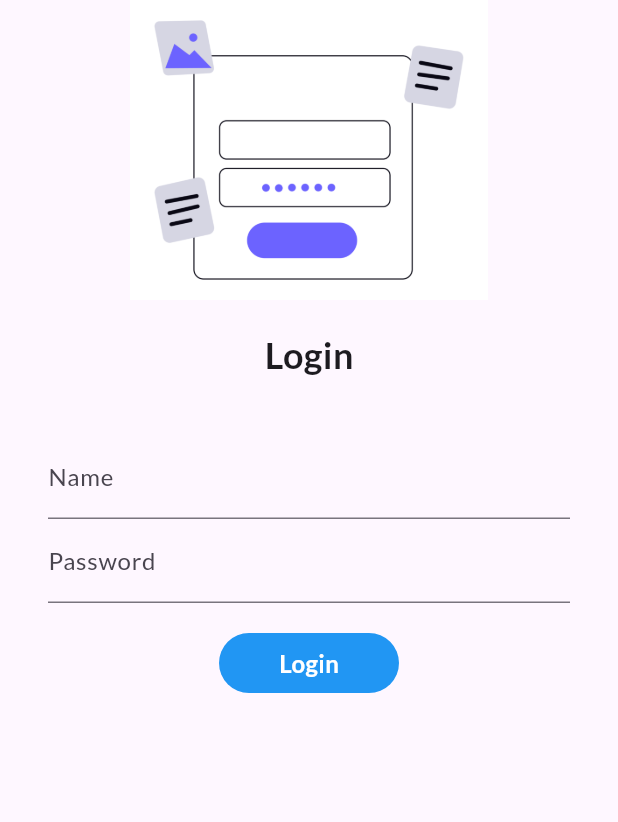
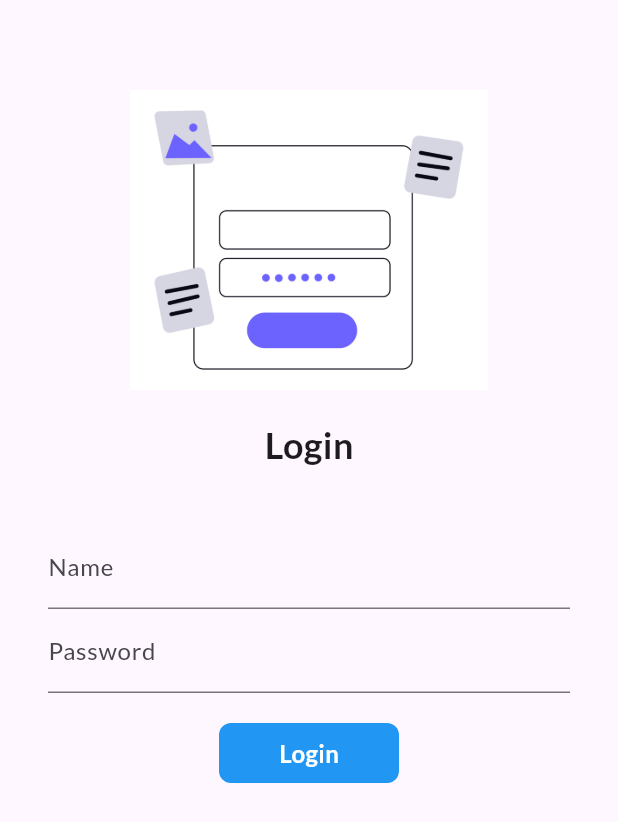
Before and after one commit to adiprijal/Flutter_Catalog_App, a Flutter app: the screen it shows after launch, on a phone screen of 412 x 824 dp. Shown: the top 822 px of the screen. Run offline on Flutter 3.47's test engine with Material 3 defaults, Android fonts, the phone set to English and light mode, and no system bars; our stand-ins replace google_fonts.

Commit message:
Refactor LoginPage layout and enhance button animation with Material and InkWell

```diff
--- a/lib/pages/login_page.dart
+++ b/lib/pages/login_page.dart
@@ -17,7 +17,10 @@ class _LoginPageState extends State<LoginPage> {
       child: SingleChildScrollView(
         child: Column(
           children: [
-            Image.asset("assets/images/enter-password.png", height: 200),
+            Padding(
+              padding: const EdgeInsets.fromLTRB(0, 60, 0, 0),
+              child: Image.asset("assets/images/enter-password.png", height: 200),
+            ),
             SizedBox(height: 20),
             Text("Login", style: TextStyle(fontSize: 24, fontWeight: FontWeight.bold)),
             SizedBox(height: 20),
@@ -44,33 +47,30 @@ class _LoginPageState extends State<LoginPage> {
 
                   SizedBox(height: 20),
 
-                  InkWell(
-                    // async function to implement the delay for the animation of the button
+                  Material(
+                    color: Colors.blue,
+                    borderRadius: BorderRadius.circular(changeButton? 20: 8),
+                    child: InkWell(
                       onTap: () async {
-                      // Navigator.pushNamed(context, MyRoutes.homeRoute);
                         setState(() {
                           changeButton = true;
                         });
 
-                      // await implement some delay to show the animation of the button
                         await Future.delayed(Duration(milliseconds: 600));
-                      Navigator.pushNamed(context, MyRoutes.homeRoute);
+                        await Navigator.pushNamed(context, MyRoutes.homeRoute);
+                        setState(() {
+                          changeButton = false;
+                        });
                       },
-                    // AnimatedContainer to implement the animation of the button
                       child: AnimatedContainer(
-                      // duration of the animation of the button, can be measured in milliseconds, seconds, minutes, hours, days
                         duration: Duration(milliseconds: 600),
-                      // width value changes based on the value of changeButton, if changeButton is true, width is 40, else width is 120
-                      width: changeButton? 40: 120,
+                        width: 120,
                         height: 40,
                         alignment: Alignment.center,
-                      decoration: BoxDecoration(
-                        color: Colors.blue,
-                        borderRadius: BorderRadius.all( Radius.circular(24)),
-                      ),
                         child: changeButton? Icon(Icons.done, color: Colors.white) : Text(
                           "Login",
-                        style: TextStyle(fontSize: 16, fontWeight: FontWeight.bold, color: Colors.white),
+                          style: TextStyle(fontSize: 16, fontWeight: FontWeight.bold, color: Colors.white)
+                        ),
                       ),
                     ),
                   ),
```
Lines whose indentation alone changed are shown as unchanged.
